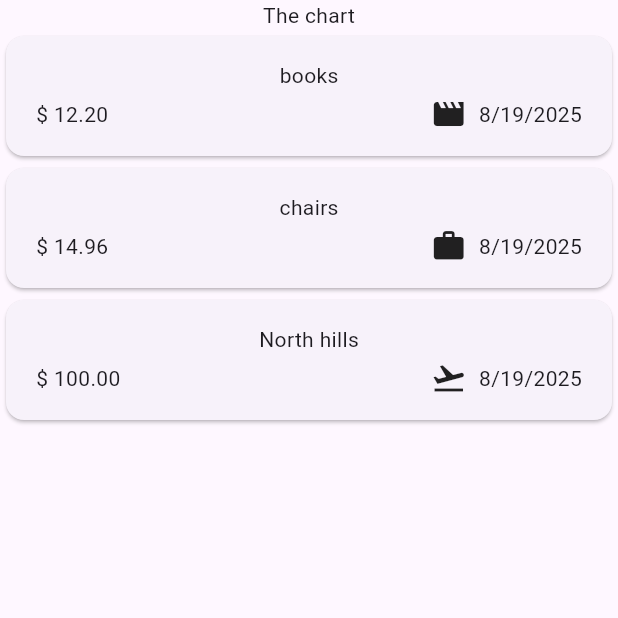
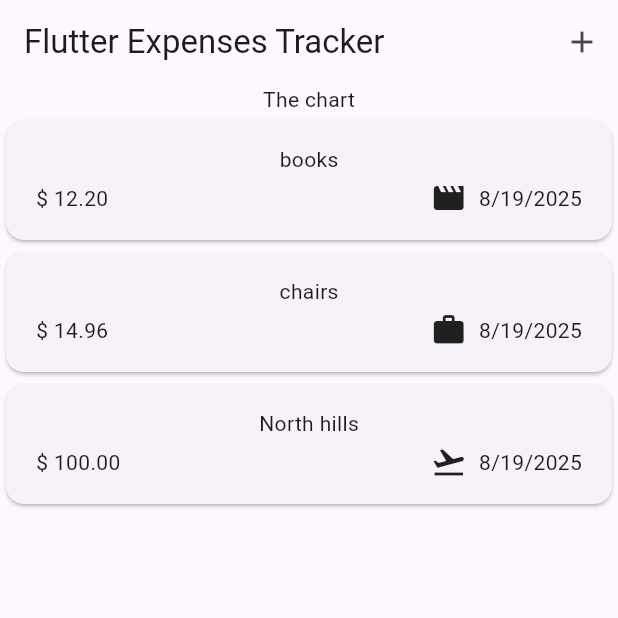
Before and after one commit to HuzaifaSidiqui/expennse_tracker, a Flutter app: the screen it shows after launch, on a phone screen of 412 x 824 dp, the top half of it. Run offline on Flutter 3.47's test engine with Material 3 defaults, Android fonts, the phone set to English and light mode, and no system bars.

```diff
--- a/lib/main.dart
+++ b/lib/main.dart
@@ -3,5 +3,5 @@ import 'package:flutter/material.dart';
 import 'package:expense_tracker/widgets/expenses.dart';
 
 void main() {
-  runApp(const MaterialApp(home: Expenses()));
+  runApp(MaterialApp(theme: ThemeData(useMaterial3: true), home: Expenses()));
 }
--- a/lib/widgets/expenses.dart
+++ b/lib/widgets/expenses.dart
@@ -1,6 +1,7 @@
 import 'package:expense_tracker/widgets/expenses_list/expenses_list.dart';
 import 'package:flutter/material.dart';
 import 'package:expense_tracker/models/expense.dart';
+import 'package:expense_tracker/widgets/new_expense.dart';
 
 class Expenses extends StatefulWidget {
   const Expenses({super.key});
@@ -32,13 +33,47 @@ class _ExpensesState extends State<Expenses> {
     ),
   ];
 
+  void _openAddExpenseOverlay() {
+    showModalBottomSheet(
+      isScrollControlled: true,
+      context: context,
+      builder: (ctx) => NewExpense(onAddExpense: _addExpense),
+    );
+  }
+
+  void _addExpense(Expense expense) {
+    setState(() {
+      _registeredExpenses.add(expense);
+    });
+  }
+
+  void _removeExpense(Expense expense) {
+    setState(() {
+      _registeredExpenses.remove(expense);
+    });
+  }
+
   @override
   Widget build(context) {
     return Scaffold(
+      appBar: AppBar(
+        title: Text('Flutter Expenses Tracker'),
+        actions: [
+          IconButton(
+            onPressed: _openAddExpenseOverlay,
+            icon: const Icon(Icons.add),
+          ),
+        ],
+      ),
       body: Column(
         children: [
           Text('The chart'),
-          Expanded(child: ExpensesList(expenses: _registeredExpenses)),
+          Expanded(
+            child: ExpensesList(
+              expenses: _registeredExpenses,
+              onRemoveExpense: _removeExpense,
+            ),
+          ),
         ],
       ),
     );
--- a/lib/widgets/expenses_list/expenses_list.dart
+++ b/lib/widgets/expenses_list/expenses_list.dart
@@ -3,15 +3,26 @@ import 'package:flutter/material.dart';
 import 'package:expense_tracker/models/expense.dart';
 
 class ExpensesList extends StatelessWidget {
-  const ExpensesList({super.key, required this.expenses});
+  const ExpensesList({
+    super.key,
+    required this.expenses,
+    required this.onRemoveExpense,
+  });
 
   final List<Expense> expenses;
+  final void Function(Expense expense) onRemoveExpense;
 
   @override
   Widget build(context) {
     return ListView.builder(
       itemCount: expenses.length,
-      itemBuilder: (context, index) => ExpensesItem(expense: expenses[index]),
+      itemBuilder: (context, index) => Dismissible(
+        key: ValueKey(expenses[index]),
+        onDismissed: (direction) {
+          onRemoveExpense(expenses[index]);
+        },
+        child: ExpensesItem(expense: expenses[index]),
+      ),
     );
   }
 }
```
Also changed, not shown: lib/widgets/new_expense.dart (added, +162 -0 lines).
